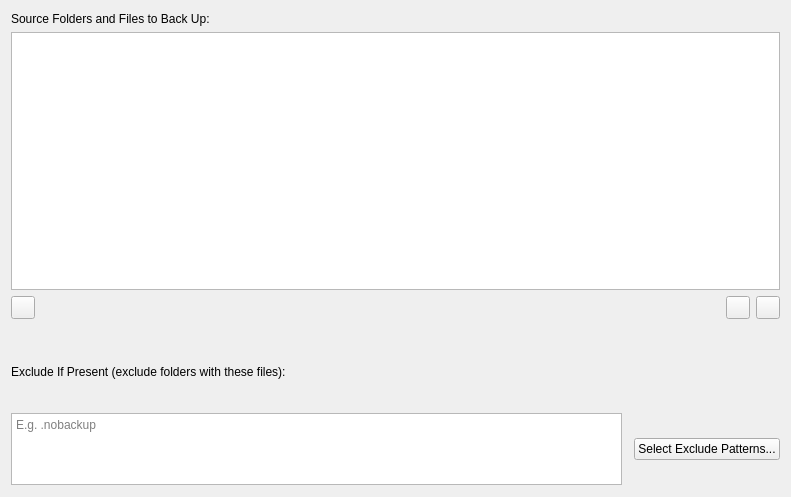
Qt form src/vorta/assets/UI/sourcetab.ui (borgbase/vorta) before a commit.
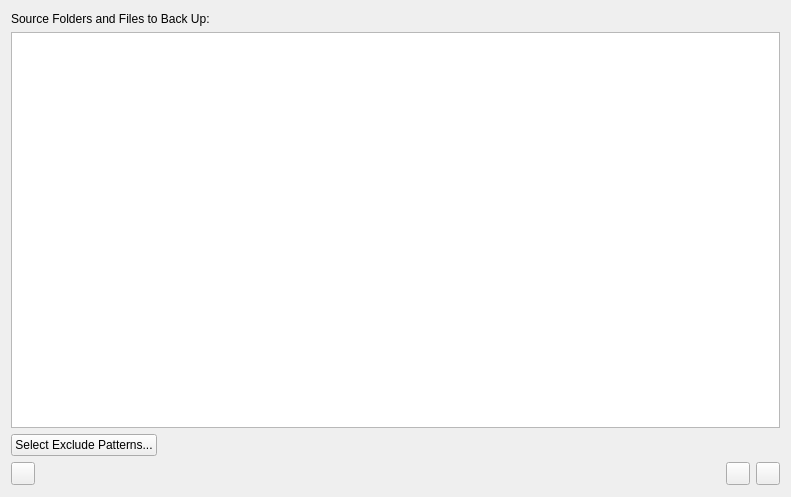
The same form after that commit.

Commit message: add and remove patterns from custom table

Diff of the .ui file:
```diff
--- a/src/vorta/assets/UI/sourcetab.ui
+++ b/src/vorta/assets/UI/sourcetab.ui
@@ -13,7 +13,7 @@
   <property name="windowTitle">
    <string>Form</string>
   </property>
-  <layout class="QVBoxLayout" name="verticalLayout_2" stretch="2,1">
+  <layout class="QVBoxLayout" name="verticalLayout_2" stretch="2">
    <property name="spacing">
     <number>12</number>
    </property>
@@ -103,6 +103,30 @@
         </column>
        </widget>
       </item>
+      <item>
+       <layout class="QHBoxLayout" name="horizontalLayout">
+        <item>
+         <widget class="QPushButton" name="bExclude">
+          <property name="text">
+           <string>Select Exclude Patterns...</string>
+          </property>
+         </widget>
+        </item>
+        <item>
+         <spacer name="horizontalSpacer_2">
+          <property name="orientation">
+           <enum>Qt::Horizontal</enum>
+          </property>
+          <property name="sizeHint" stdset="0">
+           <size>
+            <width>40</width>
+            <height>20</height>
+           </size>
+          </property>
+         </spacer>
+        </item>
+       </layout>
+      </item>
       <item>
        <layout class="QHBoxLayout" name="horizontalLayout_2">
         <item>
@@ -147,43 +171,6 @@
      </layout>
     </widget>
    </item>
-   <item>
-    <layout class="QGridLayout" name="gridLayout" rowstretch="0,0,0">
-     <property name="topMargin">
-      <number>12</number>
-     </property>
-     <item row="0" column="1">
-      <widget class="QLabel" name="label_2">
-       <property name="text">
-        <string>Exclude If Present (exclude folders with these files):</string>
-       </property>
-      </widget>
-     </item>
-     <item row="1" column="1">
-      <widget class="QPlainTextEdit" name="excludeIfPresentField">
-       <property name="sizePolicy">
-        <sizepolicy hsizetype="Expanding" vsizetype="Preferred">
-         <horstretch>0</horstretch>
-         <verstretch>0</verstretch>
-        </sizepolicy>
-       </property>
-       <property name="sizeAdjustPolicy">
-        <enum>QAbstractScrollArea::AdjustToContentsOnFirstShow</enum>
-       </property>
-       <property name="placeholderText">
-        <string>E.g. .nobackup</string>
-       </property>
-      </widget>
-     </item>
-     <item row="1" column="2">
-      <widget class="QPushButton" name="bExclude">
-       <property name="text">
-        <string>Select Exclude Patterns...</string>
-       </property>
-      </widget>
-     </item>
-    </layout>
-   </item>
   </layout>
  </widget>
  <resources/>
```
The commit also changes 3 other files.
